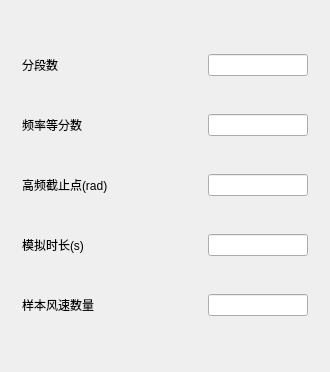
This is TW/RandomWind.ui in Shixuku/Tower-Visual as Qt 5 draws it before an edit. The edited form follows.
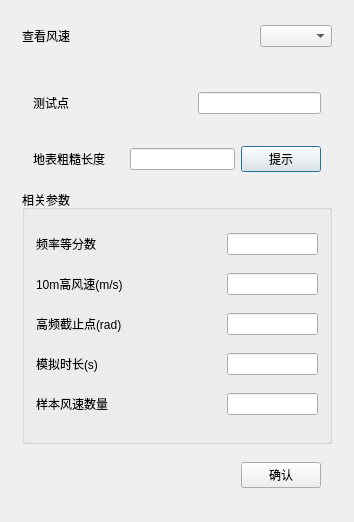
This is the edited form.

```diff
--- a/TW/RandomWind.ui
+++ b/TW/RandomWind.ui
@@ -6,69 +6,150 @@
    <rect>
     <x>0</x>
     <y>0</y>
-    <width>330</width>
-    <height>372</height>
+    <width>354</width>
+    <height>522</height>
    </rect>
   </property>
   <property name="windowTitle">
    <string>RandomWind</string>
   </property>
-  <layout class="QGridLayout" name="gridLayout_2">
-   <item row="0" column="0">
-    <widget class="QWidget" name="widget" native="true">
      <layout class="QGridLayout" name="gridLayout">
       <item row="0" column="0">
+    <widget class="QWidget" name="widget_5" native="true">
+     <property name="maximumSize">
+      <size>
+       <width>16777215</width>
+       <height>50</height>
+      </size>
+     </property>
+     <layout class="QHBoxLayout" name="horizontalLayout_3">
+      <item>
+       <widget class="QLabel" name="label_2">
+        <property name="text">
+         <string>查看风速</string>
+        </property>
+       </widget>
+      </item>
+      <item>
+       <spacer name="horizontalSpacer_3">
+        <property name="orientation">
+         <enum>Qt::Horizontal</enum>
+        </property>
+        <property name="sizeHint" stdset="0">
+         <size>
+          <width>140</width>
+          <height>20</height>
+         </size>
+        </property>
+       </spacer>
+      </item>
+      <item>
+       <widget class="QComboBox" name="NodeV_com"/>
+      </item>
+     </layout>
+    </widget>
+   </item>
+   <item row="1" column="0">
+    <widget class="QWidget" name="widget_3" native="true">
+     <layout class="QVBoxLayout" name="verticalLayout">
+      <item>
+       <widget class="QWidget" name="widget" native="true">
+        <property name="maximumSize">
+         <size>
+          <width>16777215</width>
+          <height>50</height>
+         </size>
+        </property>
+        <layout class="QHBoxLayout" name="horizontalLayout_2">
+         <item>
        <widget class="QLabel" name="label">
         <property name="text">
-         <string>分段数</string>
+            <string>测试点</string>
         </property>
        </widget>
       </item>
-      <item row="0" column="1" colspan="2">
+         <item>
+          <spacer name="horizontalSpacer_2">
+           <property name="orientation">
+            <enum>Qt::Horizontal</enum>
+           </property>
+           <property name="sizeHint" stdset="0">
+            <size>
+             <width>49</width>
+             <height>20</height>
+            </size>
+           </property>
+          </spacer>
+         </item>
+         <item>
+          <widget class="QLineEdit" name="lineEdit_points"/>
+         </item>
+        </layout>
+       </widget>
+      </item>
+      <item>
+       <widget class="QWidget" name="widget_2" native="true">
+        <property name="maximumSize">
+         <size>
+          <width>16777215</width>
+          <height>50</height>
+         </size>
+        </property>
+        <layout class="QGridLayout" name="gridLayout_2">
+         <item row="0" column="1">
        <spacer name="horizontalSpacer">
         <property name="orientation">
          <enum>Qt::Horizontal</enum>
         </property>
         <property name="sizeHint" stdset="0">
          <size>
-          <width>91</width>
+             <width>22</width>
           <height>20</height>
          </size>
         </property>
        </spacer>
       </item>
+         <item row="0" column="0">
+          <widget class="QLabel" name="label_12">
+           <property name="text">
+            <string>地表粗糙长度</string>
+           </property>
+          </widget>
+         </item>
+         <item row="0" column="2">
+          <widget class="QLineEdit" name="z0_edi"/>
+         </item>
       <item row="0" column="3">
-       <widget class="QLineEdit" name="lineEdit">
-        <property name="maximumSize">
-         <size>
-          <width>100</width>
-          <height>16777215</height>
-         </size>
-        </property>
-       </widget>
-      </item>
-      <item row="1" column="0">
-       <widget class="QLabel" name="label_2">
+          <widget class="QPushButton" name="pushButton_3">
         <property name="text">
-         <string>频率等分数</string>
+            <string>提示</string>
         </property>
        </widget>
       </item>
-      <item row="1" column="1" colspan="2">
-       <spacer name="horizontalSpacer_2">
+        </layout>
+       </widget>
+      </item>
+      <item>
+       <widget class="QGroupBox" name="groupBox">
+        <property name="title">
+         <string>相关参数</string>
+        </property>
+        <layout class="QGridLayout" name="gridLayout_3">
+         <item row="2" column="2" colspan="2">
+          <spacer name="horizontalSpacer_9">
         <property name="orientation">
          <enum>Qt::Horizontal</enum>
         </property>
         <property name="sizeHint" stdset="0">
          <size>
-          <width>91</width>
+             <width>70</width>
           <height>20</height>
          </size>
         </property>
        </spacer>
       </item>
-      <item row="1" column="3">
-       <widget class="QLineEdit" name="lineEdit_2">
+         <item row="4" column="4">
+          <widget class="QLineEdit" name="Time_edi">
         <property name="maximumSize">
          <size>
           <width>100</width>
@@ -78,14 +159,21 @@
        </widget>
       </item>
       <item row="2" column="0" colspan="2">
-       <widget class="QLabel" name="label_3">
+          <widget class="QLabel" name="label_14">
         <property name="text">
          <string>高频截止点(rad)</string>
         </property>
        </widget>
       </item>
-      <item row="2" column="2">
-       <spacer name="horizontalSpacer_3">
+         <item row="0" column="0">
+          <widget class="QLabel" name="label_13">
+           <property name="text">
+            <string>频率等分数</string>
+           </property>
+          </widget>
+         </item>
+         <item row="4" column="3">
+          <spacer name="horizontalSpacer_10">
         <property name="orientation">
          <enum>Qt::Horizontal</enum>
         </property>
@@ -97,38 +185,8 @@
         </property>
        </spacer>
       </item>
-      <item row="2" column="3">
-       <widget class="QLineEdit" name="lineEdit_3">
-        <property name="maximumSize">
-         <size>
-          <width>100</width>
-          <height>16777215</height>
-         </size>
-        </property>
-       </widget>
-      </item>
-      <item row="3" column="0">
-       <widget class="QLabel" name="label_4">
-        <property name="text">
-         <string>模拟时长(s)</string>
-        </property>
-       </widget>
-      </item>
-      <item row="3" column="1" colspan="2">
-       <spacer name="horizontalSpacer_4">
-        <property name="orientation">
-         <enum>Qt::Horizontal</enum>
-        </property>
-        <property name="sizeHint" stdset="0">
-         <size>
-          <width>91</width>
-          <height>20</height>
-         </size>
-        </property>
-       </spacer>
-      </item>
-      <item row="3" column="3">
-       <widget class="QLineEdit" name="lineEdit_4">
+         <item row="2" column="4">
+          <widget class="QLineEdit" name="CutOff_edi">
         <property name="maximumSize">
          <size>
           <width>100</width>
@@ -138,33 +196,134 @@
        </widget>
       </item>
       <item row="4" column="0">
-       <widget class="QLabel" name="label_5">
+          <widget class="QLabel" name="label_15">
+           <property name="text">
+            <string>模拟时长(s)</string>
+           </property>
+          </widget>
+         </item>
+         <item row="0" column="1" colspan="3">
+          <spacer name="horizontalSpacer_8">
+           <property name="orientation">
+            <enum>Qt::Horizontal</enum>
+           </property>
+           <property name="sizeHint" stdset="0">
+            <size>
+             <width>95</width>
+             <height>20</height>
+            </size>
+           </property>
+          </spacer>
+         </item>
+         <item row="5" column="3">
+          <spacer name="horizontalSpacer_17">
+           <property name="orientation">
+            <enum>Qt::Horizontal</enum>
+           </property>
+           <property name="sizeHint" stdset="0">
+            <size>
+             <width>89</width>
+             <height>15</height>
+            </size>
+           </property>
+          </spacer>
+         </item>
+         <item row="5" column="0">
+          <widget class="QLabel" name="label_23">
         <property name="text">
          <string>样本风速数量</string>
         </property>
        </widget>
       </item>
-      <item row="4" column="1" colspan="2">
+         <item row="5" column="4">
+          <widget class="QLineEdit" name="M_edi">
+           <property name="maximumSize">
+            <size>
+             <width>100</width>
+             <height>16777215</height>
+            </size>
+           </property>
+          </widget>
+         </item>
+         <item row="0" column="4">
+          <widget class="QLineEdit" name="N_edi">
+           <property name="maximumSize">
+            <size>
+             <width>100</width>
+             <height>16777215</height>
+            </size>
+           </property>
+          </widget>
+         </item>
+         <item row="1" column="0">
+          <widget class="QLabel" name="label_3">
+           <property name="text">
+            <string>10m高风速(m/s)</string>
+           </property>
+          </widget>
+         </item>
+         <item row="1" column="3">
        <spacer name="horizontalSpacer_5">
         <property name="orientation">
          <enum>Qt::Horizontal</enum>
         </property>
         <property name="sizeHint" stdset="0">
          <size>
-          <width>91</width>
+             <width>40</width>
           <height>20</height>
          </size>
         </property>
        </spacer>
       </item>
-      <item row="4" column="3">
-       <widget class="QLineEdit" name="lineEdit_5">
+         <item row="1" column="4">
+          <widget class="QLineEdit" name="V10_edi">
         <property name="maximumSize">
          <size>
           <width>100</width>
           <height>16777215</height>
          </size>
         </property>
+          </widget>
+         </item>
+        </layout>
+       </widget>
+      </item>
+      <item>
+       <widget class="QWidget" name="widget_4" native="true">
+        <property name="maximumSize">
+         <size>
+          <width>16777215</width>
+          <height>50</height>
+         </size>
+        </property>
+        <layout class="QHBoxLayout" name="horizontalLayout">
+         <item>
+          <spacer name="horizontalSpacer_18">
+           <property name="orientation">
+            <enum>Qt::Horizontal</enum>
+           </property>
+           <property name="sizeHint" stdset="0">
+            <size>
+             <width>179</width>
+             <height>20</height>
+            </size>
+           </property>
+          </spacer>
+         </item>
+         <item>
+          <widget class="QPushButton" name="ok_btn">
+           <property name="maximumSize">
+            <size>
+             <width>100</width>
+             <height>16777215</height>
+            </size>
+           </property>
+           <property name="text">
+            <string>确认</string>
+           </property>
+          </widget>
+         </item>
+        </layout>
        </widget>
       </item>
      </layout>
```
Lines whose indentation alone changed are shown as unchanged.
